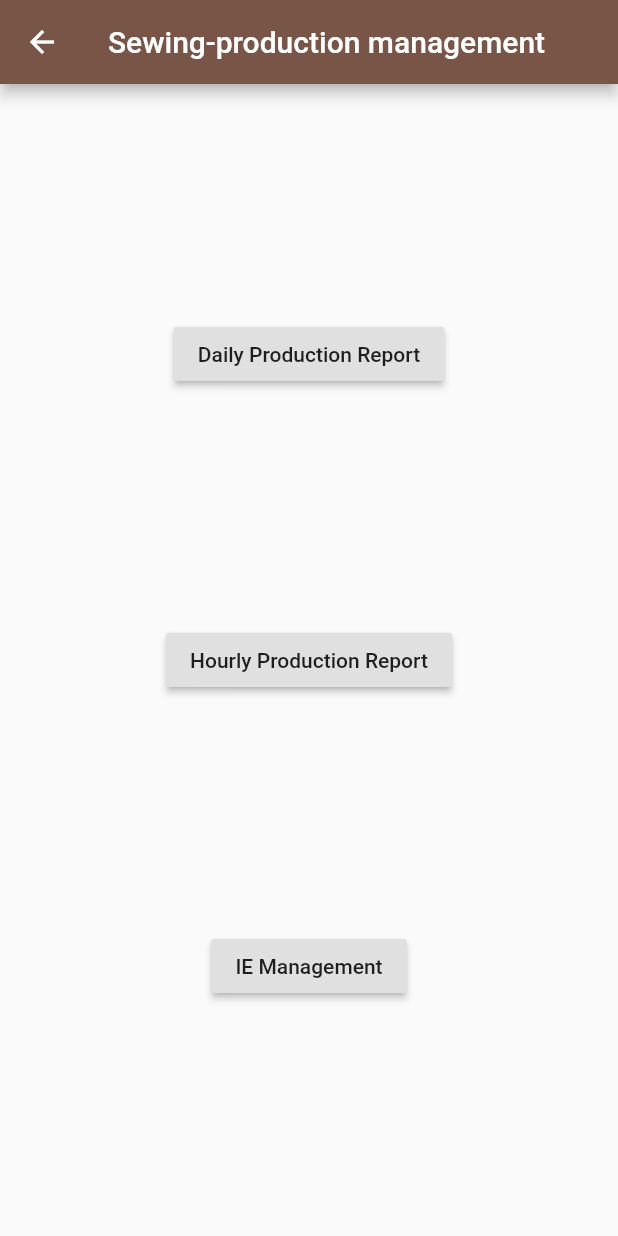
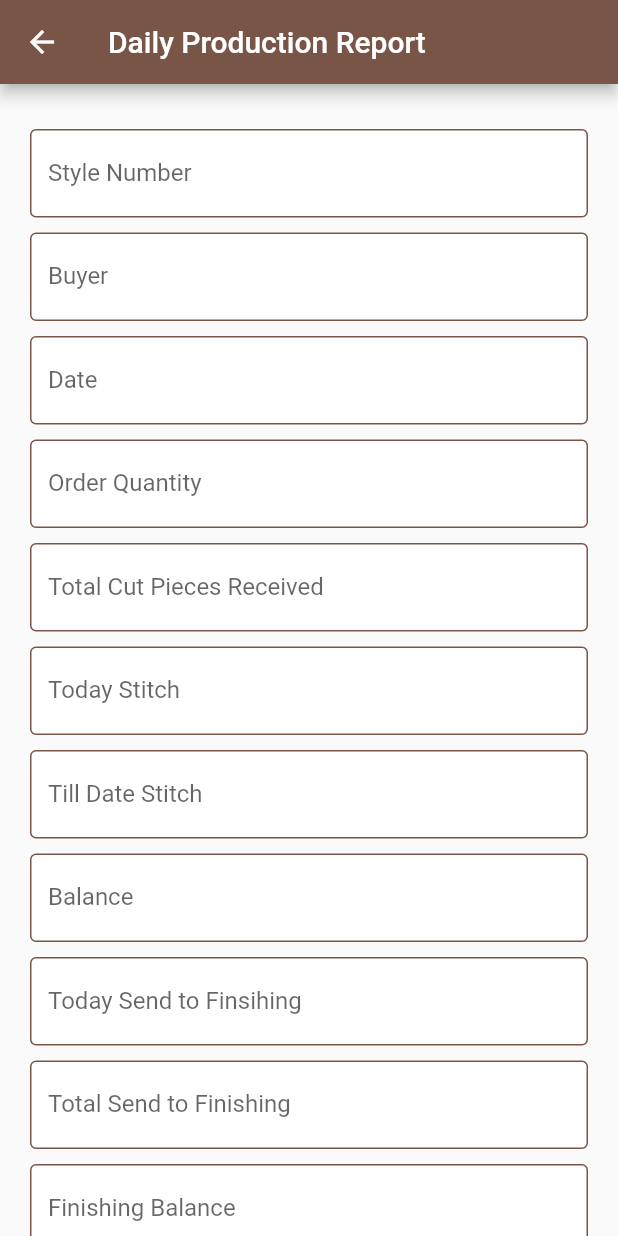
Before and after one commit to sambitraze/AARVI_TEXTILES, a Flutter app: the SewingPage screen opened by its route, after a tap on "Hourly Production Report", on a phone screen of 412 x 824 dp. Run offline on Flutter 3.47's test engine with Material 2 defaults, Android fonts, the phone set to English and light mode, and no system bars; our stand-ins replace cloud_firestore, file_picker, firebase_auth, firebase_storage, flutter_datetime_picker; accounts and stored records are empty.

Commit message:
Created sewing screen

```diff
--- a/lib/Screens/ProductionMang/SewingPage.dart
+++ b/lib/Screens/ProductionMang/SewingPage.dart
@@ -14,7 +14,9 @@ class SewingPage extends StatelessWidget {
             ),
             RaisedButton(
               child: Text("Hourly Production Report"),
-              onPressed: (){},
+              onPressed: (){
+                Navigator.pushNamed(context, '/SewingHourlyProduction');
+              },
             ),
             RaisedButton(
               child: Text("IE Management"),
--- /dev/null
+++ b/lib/Screens/ProductionMang/SewingPage/HourlyProduction.dart
@@ -0,0 +1,120 @@
+import 'package:flutter/material.dart';
+
+class SewingHourlyProduction extends StatefulWidget {
+  @override
+  _SewingHourlyProductionState createState() => _SewingHourlyProductionState();
+}
+InputDecoration inputDec(String labelText){
+  return InputDecoration(
+    fillColor: Colors.white,
+    filled: true,
+    labelText: labelText,
+    enabledBorder: OutlineInputBorder(
+      borderSide: BorderSide(color: Colors.brown, width: 1.0),
+    ),
+    focusedBorder: OutlineInputBorder(
+      borderSide: BorderSide(color: Colors.brown, width: 2.0),
+    ),
+  );
+}
+SizedBox leaveSpace(){
+  return SizedBox(
+    height: 10,
+  );
+}
+class _SewingHourlyProductionState extends State<SewingHourlyProduction> {
+  String styleNo,buyer,orderQty,totalCutPiecesRecieved,todayStitch,tillDateStitch,balance,todaySendToFinishing,totalSendToFinishing,finishingBalance;
+  DateTime date;
+
+  @override
+  Widget build(BuildContext context) {
+    return Scaffold(
+      appBar: AppBar(title: Text("Daily Production Report")),
+      body: Container(
+        child: Form(
+          child: SingleChildScrollView(
+            padding: EdgeInsets.fromLTRB(20, 30, 20, 30),
+            child: Column(
+              children: <Widget>[
+                TextFormField(
+                  decoration: inputDec("Style Number"),
+                  onChanged: (val) => styleNo = val,
+                ),
+                leaveSpace(),
+                TextFormField(
+                  decoration: inputDec("Buyer"),
+                  onChanged: (val) => buyer = val,
+                ),
+                SizedBox(
+                  height: 10,
+                ),
+                TextFormField(
+                  decoration: inputDec("Date"),
+                  onChanged: (val) => date = val as DateTime,
+                ),
+                leaveSpace(),
+                TextFormField(
+                  decoration: inputDec("Order Quantity"),
+                  keyboardType: TextInputType.number,
+                  onChanged: (val) => orderQty = val,
+                ),
+                leaveSpace(),
+                TextFormField(
+                  decoration: inputDec("Total Cut Pieces Received"),
+                  onChanged: (val) => totalCutPiecesRecieved = val,
+                  keyboardType: TextInputType.number,
+                ),
+                leaveSpace(),
+                TextFormField(
+                  decoration: inputDec("Today Stitch"),
+                  onChanged: (val)=> todayStitch = val,
+                  keyboardType: TextInputType.number,
+                ),
+                leaveSpace(),
+                TextFormField(
+                  decoration: inputDec("Till Date Stitch"),
+                  onChanged: (val) => tillDateStitch = val,
+                  keyboardType: TextInputType.number,
+
+                ),
+                leaveSpace(),
+                TextFormField(
+                  decoration: inputDec("Balance"),
+                  onChanged: (val) => balance = val,
+                  keyboardType: TextInputType.number,
+
+                ),
+                leaveSpace(),
+                TextFormField(
+                  decoration: inputDec("Today Send to Finsihing"),
+                  onChanged: (val) => todaySendToFinishing = val,
+                  keyboardType: TextInputType.number,
+
+                ),
+                leaveSpace(),
+                TextFormField(
+                  decoration: inputDec("Total Send to Finishing"),
+                  onChanged: (val) => totalSendToFinishing = val,
+                  keyboardType: TextInputType.number,
+
+                ),
+                leaveSpace(),
+                TextFormField(
+                  decoration: inputDec("Finishing Balance"),
+                  onChanged: (val) => finishingBalance = val,
+                  keyboardType: TextInputType.number,
+
+                ),
+                leaveSpace(),
+                RaisedButton(
+                  child: Text("Submit") ,
+                  onPressed: () {},
+                )
+              ],
+            ),
+          ),
+        ),
+      ),
+    );
+  }
+}
--- a/lib/main.dart
+++ b/lib/main.dart
@@ -21,6 +21,7 @@
 import 'package:aarvi_textiles/Screens/ProductionMang/FinishingPage.dart';
 import 'package:aarvi_textiles/Screens/ProductionMang/PackagingPage.dart';
 import 'package:aarvi_textiles/Screens/ProductionMang/SewingPage.dart';
+import 'package:aarvi_textiles/Screens/ProductionMang/SewingPage/HourlyProduction.dart';
 import 'package:aarvi_textiles/Screens/login.dart';
 import 'package:flutter/material.dart';
 import 'Screens/PoMang/PoMang.dart';
@@ -71,7 +72,7 @@
         '/PackagingPage': (BuildContext context) => PackagingPage(),
         '/FinishingPage': (BuildContext context) => FinishingPage(),
       '/QualityMang': (BuildContext context) => QualityMang(),
-
+      '/SewingHourlyProduction':(BuildContext context) => SewingHourlyProduction()
 
 
 
```
Also changed, not shown: pubspec.lock.
